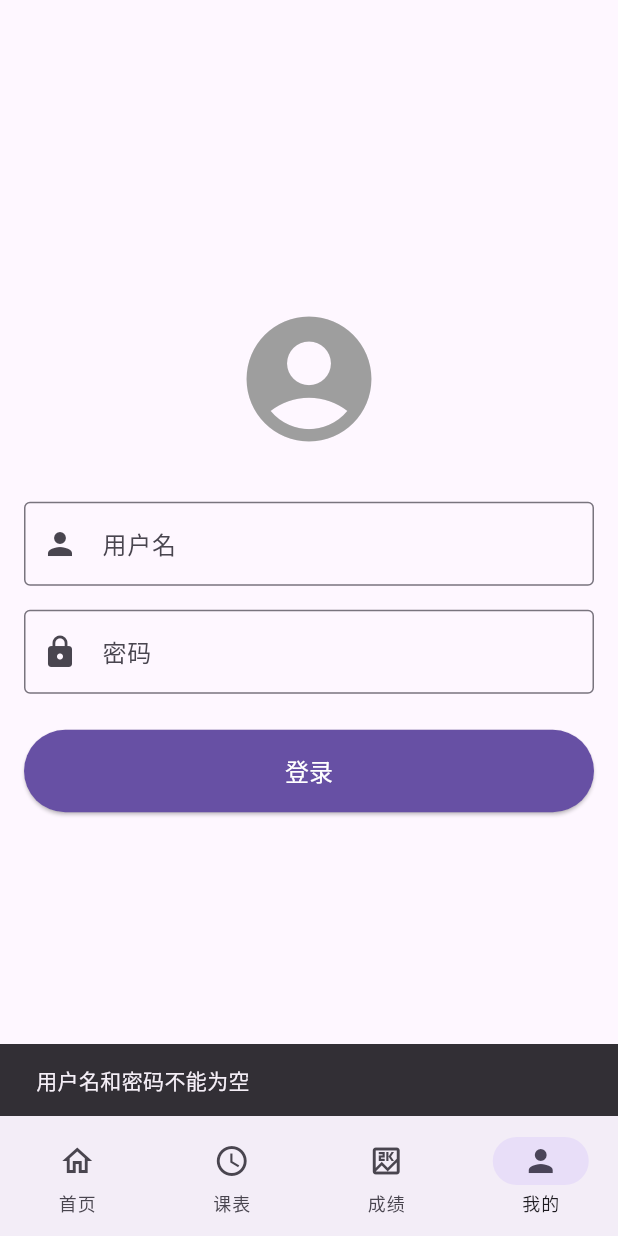
After one commit to lijiajunply/iOSClub.AppMobile, a Flutter app: the screen it shows after launch, item 4 of the bottom bar chosen, after a tap on "登录", on a phone screen of 412 x 824 dp. The commit adds this screen. Run offline on Flutter 3.47's test engine with Material 3 defaults, Android fonts, the phone set to English and light mode, and no system bars; our stand-ins replace lottie, permission_handler, shared_preferences.

Commit message:
加入个人页面

```diff
--- a/lib/Models/CourseColorManager.dart
+++ b/lib/Models/CourseColorManager.dart
@@ -6,6 +6,6 @@ class CourseColorManager {
     final hue = (hashCode % 360).toDouble();
     const saturation = 0.4; // 低饱和度
     const lightness = 0.6; // 中等明度
-    return HSLColor.fromAHSL(1.0, hue, saturation, lightness).toColor();
+    return HSLColor.fromAHSL(0.8, hue, saturation, lightness).toColor();
   }
 }
--- /dev/null
+++ b/lib/Pages/ProfilePage.dart
@@ -0,0 +1,228 @@
+import 'package:flutter/material.dart';
+import 'package:ios_club_app/Services/EduService.dart';
+import 'package:shared_preferences/shared_preferences.dart';
+
+class ProfilePage extends StatefulWidget {
+  const ProfilePage({super.key});
+
+  @override
+  State<ProfilePage> createState() => _ProfilePageState();
+}
+
+class _ProfilePageState extends State<ProfilePage> {
+  bool _isLoggedIn = false;
+  String _username = '';
+  final TextEditingController _usernameController = TextEditingController();
+  final TextEditingController _passwordController = TextEditingController();
+  bool _isLoading = true;
+
+  @override
+  void initState() {
+    super.initState();
+    _checkLoginStatus();
+  }
+
+  Future<void> _checkLoginStatus() async {
+    final prefs = await SharedPreferences.getInstance();
+    final username = prefs.getString('username');
+    final password = prefs.getString('password');
+
+    setState(() {
+      _isLoggedIn = username != null &&
+          password != null &&
+          username.isNotEmpty &&
+          password.isNotEmpty;
+      _username = username ?? '';
+      _isLoading = false;
+    });
+  }
+
+  Future<void> _login() async {
+    if (_usernameController.text.isEmpty || _passwordController.text.isEmpty) {
+      ScaffoldMessenger.of(context).showSnackBar(
+        const SnackBar(content: Text('用户名和密码不能为空')),
+      );
+      return;
+    }
+
+    setState(() {
+      _isLoading = true;
+    });
+
+    // 模拟网络请求延迟
+    final edu = EduService();
+    final result = await edu.loginFromData(
+        _usernameController.text, _passwordController.text);
+
+    if (!result) {
+      ScaffoldMessenger.of(context).showSnackBar(
+        const SnackBar(content: Text('登录失败，请检查用户名和密码')),
+      );
+      return;
+    }
+
+    final prefs = await SharedPreferences.getInstance();
+    await prefs.setString('username', _usernameController.text);
+    await prefs.setString('password', _passwordController.text);
+
+    setState(() {
+      _isLoggedIn = true;
+      _username = _usernameController.text;
+      _isLoading = false;
+    });
+
+    _usernameController.clear();
+    _passwordController.clear();
+  }
+
+  Future<void> _logout() async {
+    setState(() {
+      _isLoading = true;
+    });
+
+    final prefs = await SharedPreferences.getInstance();
+    await prefs.remove('username');
+    await prefs.remove('password');
+
+    setState(() {
+      _isLoggedIn = false;
+      _username = '';
+      _isLoading = false;
+    });
+  }
+
+  @override
+  Widget build(BuildContext context) {
+    if (_isLoading) {
+      return const Scaffold(
+        body: Center(
+          child: CircularProgressIndicator(),
+        ),
+      );
+    }
+
+    return Scaffold(
+      body: _isLoggedIn ? _buildProfileContent() : _buildLoginForm(),
+    );
+  }
+
+  Widget _buildLoginForm() {
+    return Padding(
+      padding: const EdgeInsets.all(16.0),
+      child: Column(
+        mainAxisAlignment: MainAxisAlignment.center,
+        crossAxisAlignment: CrossAxisAlignment.stretch,
+        children: [
+          const Icon(
+            Icons.account_circle,
+            size: 100,
+            color: Colors.grey,
+          ),
+          const SizedBox(height: 32),
+          TextField(
+            controller: _usernameController,
+            decoration: const InputDecoration(
+              labelText: '用户名',
+              prefixIcon: Icon(Icons.person),
+              border: OutlineInputBorder(),
+            ),
+          ),
+          const SizedBox(height: 16),
+          TextField(
+            controller: _passwordController,
+            obscureText: true,
+            decoration: const InputDecoration(
+              labelText: '密码',
+              prefixIcon: Icon(Icons.lock),
+              border: OutlineInputBorder(),
+            ),
+          ),
+          const SizedBox(height: 24),
+          ElevatedButton(
+            onPressed: _login,
+            style: ElevatedButton.styleFrom(
+              padding: const EdgeInsets.symmetric(vertical: 16),
+              backgroundColor: Theme.of(context).colorScheme.primary,
+              foregroundColor: Colors.white,
+            ),
+            child: const Text('登录', style: TextStyle(fontSize: 16)),
+          ),
+        ],
+      ),
+    );
+  }
+
+  Widget _buildProfileContent() {
+    return SingleChildScrollView(
+      child: Column(
+        children: [
+          Container(
+            width: double.infinity,
+            padding: const EdgeInsets.symmetric(vertical: 32.0),
+            decoration: BoxDecoration(
+              color: Theme.of(context).colorScheme.primary,
+            ),
+            child: Column(
+              children: [
+                const CircleAvatar(
+                  radius: 50,
+                  backgroundColor: Colors.white,
+                  child: Icon(
+                    Icons.person,
+                    size: 60,
+                    color: Colors.grey,
+                  ),
+                ),
+                const SizedBox(height: 16),
+                Text(
+                  _username,
+                  style: const TextStyle(
+                    fontSize: 24,
+                    fontWeight: FontWeight.bold,
+                    color: Colors.white,
+                  ),
+                ),
+              ],
+            ),
+          ),
+          const SizedBox(height: 16),
+          _buildProfileItem(Icons.settings, '设置'),
+          _buildProfileItem(Icons.help_outline, '帮助与反馈'),
+          _buildProfileItem(Icons.info_outline, '关于我们'),
+          const SizedBox(height: 24),
+          Padding(
+            padding: const EdgeInsets.symmetric(horizontal: 16.0),
+            child: ElevatedButton(
+              onPressed: _logout,
+              style: ElevatedButton.styleFrom(
+                padding: const EdgeInsets.symmetric(vertical: 16),
+                backgroundColor: Colors.red,
+                foregroundColor: Colors.white,
+              ),
+              child: const Text('退出登录', style: TextStyle(fontSize: 16)),
+            ),
+          ),
+          const SizedBox(height: 24),
+        ],
+      ),
+    );
+  }
+
+  Widget _buildProfileItem(IconData icon, String title) {
+    return ListTile(
+      leading: Icon(icon),
+      title: Text(title),
+      trailing: const Icon(Icons.arrow_forward_ios, size: 16),
+      onTap: () {
+        // 处理点击事件
+      },
+    );
+  }
+
+  @override
+  void dispose() {
+    _usernameController.dispose();
+    _passwordController.dispose();
+    super.dispose();
+  }
+}
--- a/lib/main.dart
+++ b/lib/main.dart
@@ -2,6 +2,7 @@ import 'package:flutter/material.dart';
 import 'package:permission_handler/permission_handler.dart';
 import 'package:lottie/lottie.dart';
 import 'Pages/HomePage.dart';
+import 'Pages/ProfilePage.dart';
 import 'Pages/ScheduleListPage.dart';
 import 'dart:io';
 
@@ -53,15 +54,22 @@ class _SplashScreenState extends State<SplashScreen>
         height: MediaQuery.of(context).size.height * 1,
         animate: true,
         onLoaded: (composition) async{
+          _controller
+            ..duration = composition.duration
+            ..repeat();
+
           final dataService = EduService();
           // 获取并存储数据
-          await dataService.getAllData();
-          _controller
-            ..duration = composition.duration
-            ..forward().whenComplete(() => Navigator.pushReplacement(
-                  context,
-                  MaterialPageRoute(builder: (context) => const MyApp()),
-                ));
+          final dataFuture =  dataService.getAllData();
+
+          await Future.wait([
+            dataFuture,
+          ]);
+
+          Navigator.pushReplacement(
+            context,
+            MaterialPageRoute(builder: (context) => const MyApp()),
+          );
         },
       ),
     ));
@@ -118,7 +126,7 @@ class _MyAppState extends State<MyApp> {
     0: '/',
     1: '/Schedule',
     2: '/Score',
-    3: '/Setting',
+    3: '/Profile',
   };
 
   final MaterialApp _app = MaterialApp(
@@ -131,7 +139,7 @@ class _MyAppState extends State<MyApp> {
         '/': (context) => const HomePage(),
         '/Schedule': (context) => const ScheduleListPage(),
         '/Score': (context) => const ScorePage(),
-        '/Setting': (context) => const SettingPage(),
+        '/Profile': (context) => const ProfilePage(),
       },
       onUnknownRoute: (settings) {
         return MaterialPageRoute(
```
Also changed, not shown: lib/Pages/LoginPage.dart (deleted, +0 -19 lines), lib/Pages/ScheduleListPage.dart (+4 -3 lines), lib/Services/EduService.dart (+45 -2 lines).
